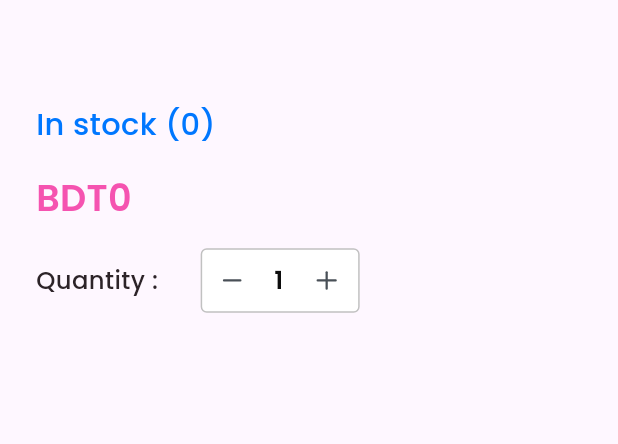
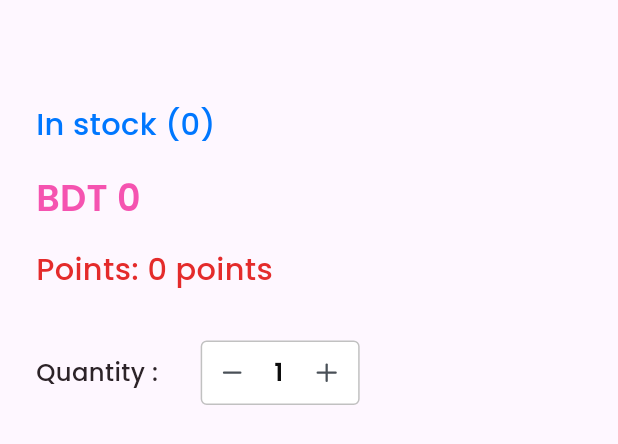
Before and after one commit to ShawnMuktadir/Pink_Trisha, a Flutter app: the ProductDetailsCommon widget shown alone on an empty page, opened directly with empty values, on a phone screen of 412 x 824 dp. Shown: the top 444 px of the screen. Run offline on Flutter 3.47's test engine with Material 3 defaults, Android fonts, the light colour scheme and no system bars; our stand-ins replace carousel_slider, connectivity_plus, dio, firebase_auth, firebase_core, flutter_easyloading and 12 more; missing offline and left inert: flutter_sslcommerz; accounts and stored records are empty; project files that could hold a hidden picture were left out.

Commit message:
Add point in Product Details

```diff
--- a/lib/module/dashboard/sub_modules/home/model/product_details_response.dart
+++ b/lib/module/dashboard/sub_modules/home/model/product_details_response.dart
@@ -113,13 +113,21 @@ class ProductSpecification {}
 class ProductAttribute {
   final int id;
   final String name;
-  final String? nameBn; // Assuming it's nullable
+  final String? nameBn;
 
   ProductAttribute({
     required this.id,
     required this.name,
     this.nameBn,
   });
+
+  factory ProductAttribute.fromJson(Map<String, dynamic> json) {
+    return ProductAttribute(
+      id: json['id'] ?? 0,
+      name: json['name'] ?? '',
+      nameBn: json['nameBn'],
+    );
+  }
 }
 
 class ProductVariant {
--- a/lib/module/dashboard/sub_modules/home/sub_modules/product_details/components/product_details_common.dart
+++ b/lib/module/dashboard/sub_modules/home/sub_modules/product_details/components/product_details_common.dart
@@ -19,8 +19,7 @@ class ProductDetailsCommon extends StatelessWidget {
     required this.productVariants,
     required this.id,
     required this.stackQty,
-    // required this.shades,
-    // required this.colors
+    required this.points,
   });
 
   final int id;
@@ -28,6 +27,7 @@ class ProductDetailsCommon extends StatelessWidget {
   final String title;
   final dynamic offerPrice;
   final dynamic price;
+  final dynamic points;
   final List<ProductDetailsVariant> productVariants;
 
   // final List<ProductVariant> colors;
@@ -70,7 +70,7 @@ class ProductDetailsCommon extends StatelessWidget {
                 crossAxisAlignment: CrossAxisAlignment.center,
                 children: [
                   GlobalText(
-                    str: 'BDT${price != 0 ? price : offerPrice}',
+                    str: 'BDT ${price != 0 ? price : offerPrice}',
                     color: KColor.deepPrimary.color,
                     fontSize: 24,
                     fontWeight: FontWeight.w600,
@@ -81,7 +81,7 @@ class ProductDetailsCommon extends StatelessWidget {
                   ),
                   if (price != 0)
                     GlobalText(
-                      str: 'BDT${offerPrice} ',
+                      str: 'BDT $offerPrice ',
                       color: KColor.grey2.color,
                       fontSize: 16,
                       fontWeight: FontWeight.w500,
@@ -92,6 +92,23 @@ class ProductDetailsCommon extends StatelessWidget {
               ),
               const SizedBox(
                 height: 0,
+              ),
+              VerticalSpace(
+                height: 16.h,
+              ),
+              GlobalText(
+                str: points != null
+                    ? 'Points: $points ${points == 1 ? "point" : "points"}'
+                    : 'No points',
+                color: (points == null || points == 0)
+                    ? KColor.red.color
+                    : KColor.deepGrey.color,
+                fontSize: 20,
+                fontWeight: FontWeight.w500,
+                height: 0.07,
+              ),
+              VerticalSpace(
+                height: 17.h,
               ),
               ProductVariantSection(
                 id: id,
--- a/lib/module/dashboard/sub_modules/home/sub_modules/product_details/controller/product_details_controller.dart
+++ b/lib/module/dashboard/sub_modules/home/sub_modules/product_details/controller/product_details_controller.dart
@@ -223,9 +223,9 @@ class ProductDetailsController extends StateNotifier<ProductDetailsState> {
       url: url,
       method: MethodType.GET,
       onSuccessFunction: (response) {
-        final ProductDetailsResponse productDetailsBannerResponse =
+        final ProductDetailsResponse productDetailsResponse =
             ProductDetailsResponse.fromJson(response.data);
-        final data = productDetailsBannerResponse.data;
+        final data = productDetailsResponse.data;
         "response $response".log();
         state = state.copyWith(isLoading: false, productDetailsData: data);
         if (data?.category?.id != null) {
--- a/lib/module/dashboard/sub_modules/home/sub_modules/product_details/product_details_screen.dart
+++ b/lib/module/dashboard/sub_modules/home/sub_modules/product_details/product_details_screen.dart
@@ -113,6 +113,8 @@ class _ProductDetailsScreenState extends State<ProductDetailsScreen> {
                                     stackQty: state.variantArgument?.quantity ??
                                         state.productDetailsData?.quantity ??
                                         0,
+                                    points:
+                                        state.productDetailsData?.points ?? 0,
                                   ),
 
                                   // const ProductDetailsExtras(),
```
Also changed, not shown: lib/module/dashboard/sub_modules/home/sub_modules/product_details/model/product_details_response.dart (+32 -20 lines).
